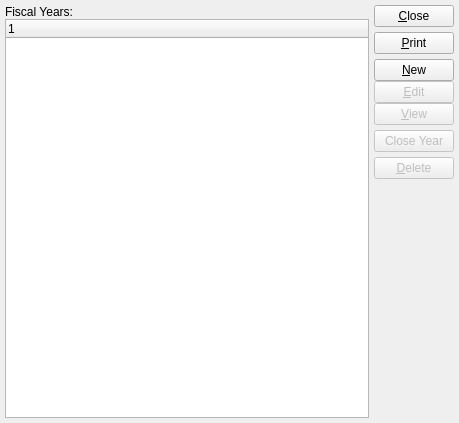
Old version of the form guiclient/accountingYearPeriods.ui in the repository Pegasus-RPG/xtuple-client.
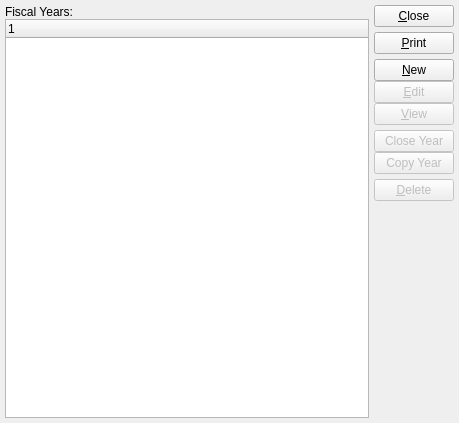
New version of the form. Custom widgets are drawn as their Qt base class.

Commit message: Add Copy fiscal year (and corresponding fiscal periods) to the Fiscla Year screen to facilitate setting up new Financial years based on the last year.

```diff
--- a/guiclient/accountingYearPeriods.ui
+++ b/guiclient/accountingYearPeriods.ui
@@ -129,6 +129,16 @@
             </property>
            </widget>
           </item>
+          <item>
+           <widget class="QPushButton" name="_copyPeriod" >
+            <property name="enabled" >
+             <bool>false</bool>
+            </property>
+            <property name="text" >
+             <string>Copy Year</string>
+            </property>
+           </widget>
+          </item>
          </layout>
         </item>
         <item>
```
The commit also changes 2 other files.
